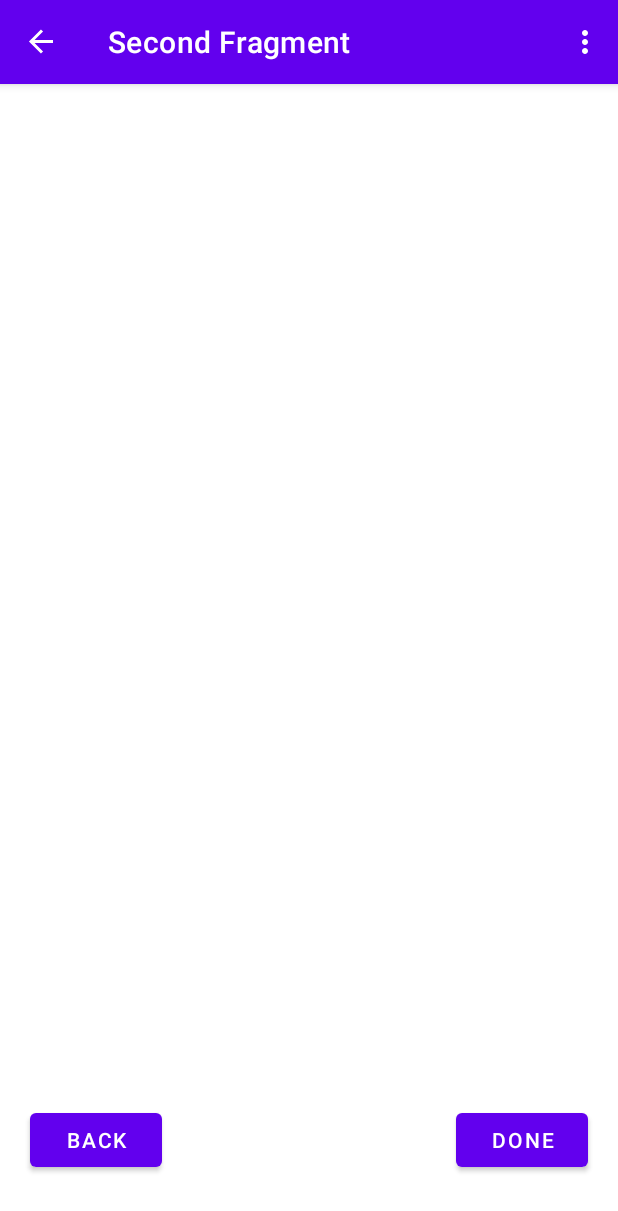
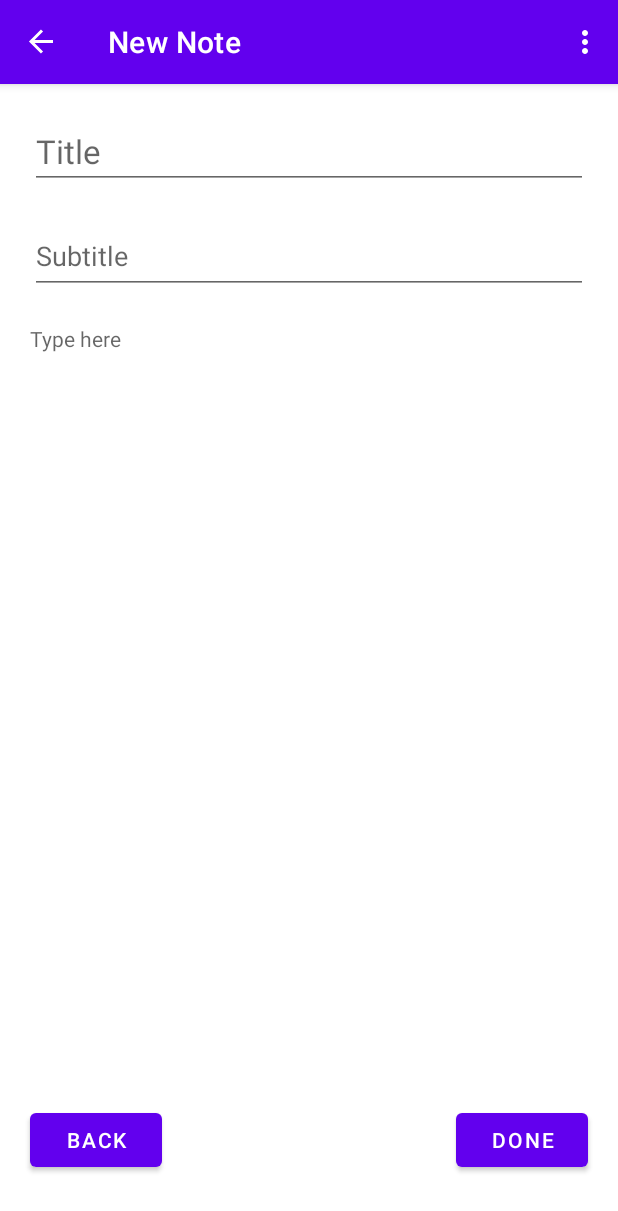
Before and after one commit to xyronic15/SOFE4640U-Mobile-App-Dev-Labs, an Android app: the SecondFragment screen opened through its navigation route, on a phone screen of 412 x 824 dp. Shown: the top 1211 px of the screen. Run offline under Robolectric (Android 15) with nearby library versions, the light colour scheme and no system bars; our stand-ins replace navigation-ui.

Commit message:
added edittext for title, subtit and note content, overflow for content needs handling

```diff
--- a/Lab 1/app/src/main/res/layout/fragment_second.xml
+++ b/Lab 1/app/src/main/res/layout/fragment_second.xml
@@ -5,15 +5,6 @@
     android:layout_width="match_parent"
     android:layout_height="match_parent"
     tools:context=".SecondFragment">
-
-    <TextView
-        android:id="@+id/textview_second"
-        android:layout_width="wrap_content"
-        android:layout_height="wrap_content"
-        app:layout_constraintBottom_toTopOf="@id/back_button"
-        app:layout_constraintEnd_toEndOf="parent"
-        app:layout_constraintStart_toStartOf="parent"
-        app:layout_constraintTop_toTopOf="parent" />
 
     <Button
         android:id="@+id/back_button"
@@ -34,4 +25,59 @@
         android:text="@string/done"
         app:layout_constraintBottom_toBottomOf="parent"
         app:layout_constraintEnd_toEndOf="parent" />
+
+    <EditText
+        android:id="@+id/note_title"
+        android:layout_width="0dp"
+        android:layout_height="50dp"
+        android:layout_marginStart="20dp"
+        android:layout_marginTop="20dp"
+        android:layout_marginEnd="20dp"
+        android:ems="10"
+        android:hint="Title"
+        android:inputType="text"
+        android:textAppearance="@style/TextAppearance.AppCompat.Large"
+        app:layout_constraintEnd_toEndOf="parent"
+        app:layout_constraintStart_toStartOf="parent"
+        app:layout_constraintTop_toTopOf="parent" />
+
+    <EditText
+        android:id="@+id/note_subtitle"
+        android:layout_width="0dp"
+        android:layout_height="50dp"
+        android:layout_marginStart="20dp"
+        android:layout_marginTop="20dp"
+        android:layout_marginEnd="20dp"
+        android:ems="10"
+        android:hint="Subtitle"
+        android:inputType="text"
+        android:textAppearance="@style/TextAppearance.AppCompat.Medium"
+        app:layout_constraintEnd_toEndOf="parent"
+        app:layout_constraintHorizontal_bias="0.0"
+        app:layout_constraintStart_toStartOf="parent"
+        app:layout_constraintTop_toBottomOf="@+id/note_title" />
+
+    <EditText
+        android:id="@+id/note_cont"
+        android:layout_width="0dp"
+        android:layout_height="wrap_content"
+        android:layout_marginStart="20dp"
+        android:layout_marginTop="20dp"
+        android:layout_marginEnd="20dp"
+        android:layout_marginBottom="20dp"
+        android:background="@null"
+        android:ems="10"
+        android:gravity="top|left"
+        android:hint="Type here"
+        android:inputType="textMultiLine"
+        android:isScrollContainer="true"
+        android:minHeight="450dp"
+        android:textAppearance="@style/TextAppearance.AppCompat.Body1"
+        app:layout_constraintBottom_toTopOf="@+id/back_button"
+        app:layout_constraintEnd_toEndOf="parent"
+        app:layout_constraintHorizontal_bias="1.0"
+        app:layout_constraintStart_toStartOf="parent"
+        app:layout_constraintTop_toBottomOf="@+id/note_subtitle"
+        app:layout_constraintVertical_bias="0.0" />
+
 </androidx.constraintlayout.widget.ConstraintLayout>
--- a/Lab 1/app/src/main/res/values/strings.xml
+++ b/Lab 1/app/src/main/res/values/strings.xml
@@ -3,7 +3,7 @@
     <string name="action_settings">Settings</string>
     <!-- Strings used for fragments for navigation -->
     <string name="first_fragment_label">Great Notes</string>
-    <string name="second_fragment_label">Second Fragment</string>
+    <string name="second_fragment_label">New Note</string>
     <string name="search_hint">Name of note</string>
     <string name="new_note">New Note</string>
     <string name="next">Next</string>
```
